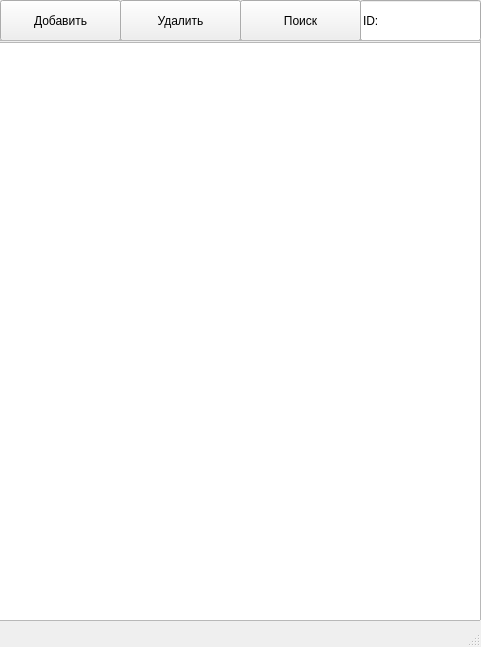
This is main_window_ui3.ui in DelZeiT/Manage_contact as Qt 5 draws it before an edit. The edited form follows.
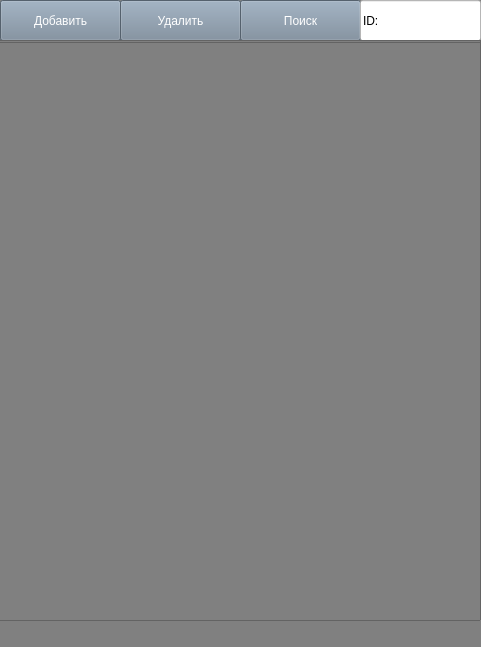
This is the edited form.

Commit message: TIC-001: добавил окно редактирования контакта, изменил цветовую гамму окон.

Patch:
```diff
--- a/main_window_ui3.ui
+++ b/main_window_ui3.ui
@@ -28,6 +28,9 @@
   <property name="windowTitle">
    <string>Менеджер контактов</string>
   </property>
+  <property name="styleSheet">
+   <string notr="true">background-color: gray;</string>
+  </property>
   <widget class="QWidget" name="centralwidget">
    <widget class="QPushButton" name="pushButton">
     <property name="geometry">
@@ -41,6 +44,33 @@
     <property name="palette">
      <palette>
       <active>
+       <colorrole role="WindowText">
+        <brush brushstyle="SolidPattern">
+         <color alpha="255">
+          <red>255</red>
+          <green>255</green>
+          <blue>255</blue>
+         </color>
+        </brush>
+       </colorrole>
+       <colorrole role="Button">
+        <brush brushstyle="SolidPattern">
+         <color alpha="255">
+          <red>119</red>
+          <green>136</green>
+          <blue>153</blue>
+         </color>
+        </brush>
+       </colorrole>
+       <colorrole role="Text">
+        <brush brushstyle="SolidPattern">
+         <color alpha="255">
+          <red>255</red>
+          <green>255</green>
+          <blue>255</blue>
+         </color>
+        </brush>
+       </colorrole>
        <colorrole role="BrightText">
         <brush brushstyle="SolidPattern">
          <color alpha="255">
@@ -50,17 +80,62 @@
          </color>
         </brush>
        </colorrole>
+       <colorrole role="ButtonText">
+        <brush brushstyle="SolidPattern">
+         <color alpha="255">
+          <red>255</red>
+          <green>255</green>
+          <blue>255</blue>
+         </color>
+        </brush>
+       </colorrole>
        <colorrole role="Base">
         <brush brushstyle="SolidPattern">
          <color alpha="255">
-          <red>0</red>
-          <green>0</green>
-          <blue>0</blue>
+          <red>119</red>
+          <green>136</green>
+          <blue>153</blue>
+         </color>
+        </brush>
+       </colorrole>
+       <colorrole role="Window">
+        <brush brushstyle="SolidPattern">
+         <color alpha="255">
+          <red>119</red>
+          <green>136</green>
+          <blue>153</blue>
          </color>
         </brush>
        </colorrole>
       </active>
       <inactive>
+       <colorrole role="WindowText">
+        <brush brushstyle="SolidPattern">
+         <color alpha="255">
+          <red>255</red>
+          <green>255</green>
+          <blue>255</blue>
+         </color>
+        </brush>
+       </colorrole>
+       <colorrole role="Button">
+        <brush brushstyle="SolidPattern">
+         <color alpha="255">
+          <red>119</red>
+          <green>136</green>
+          <blue>153</blue>
+         </color>
+        </brush>
+       </colorrole>
+       <colorrole role="Text">
+        <brush brushstyle="SolidPattern">
+         <color alpha="255">
+          <red>255</red>
+          <green>255</green>
+          <blue>255</blue>
+         </color>
+        </brush>
+       </colorrole>
        <colorrole role="BrightText">
         <brush brushstyle="SolidPattern">
          <color alpha="255">
@@ -70,17 +145,62 @@
          </color>
         </brush>
        </colorrole>
+       <colorrole role="ButtonText">
+        <brush brushstyle="SolidPattern">
+         <color alpha="255">
+          <red>255</red>
+          <green>255</green>
+          <blue>255</blue>
+         </color>
+        </brush>
+       </colorrole>
        <colorrole role="Base">
         <brush brushstyle="SolidPattern">
          <color alpha="255">
-          <red>0</red>
-          <green>0</green>
-          <blue>0</blue>
+          <red>119</red>
+          <green>136</green>
+          <blue>153</blue>
+         </color>
+        </brush>
+       </colorrole>
+       <colorrole role="Window">
+        <brush brushstyle="SolidPattern">
+         <color alpha="255">
+          <red>119</red>
+          <green>136</green>
+          <blue>153</blue>
          </color>
         </brush>
        </colorrole>
       </inactive>
       <disabled>
+       <colorrole role="WindowText">
+        <brush brushstyle="SolidPattern">
+         <color alpha="255">
+          <red>255</red>
+          <green>255</green>
+          <blue>255</blue>
+         </color>
+        </brush>
+       </colorrole>
+       <colorrole role="Button">
+        <brush brushstyle="SolidPattern">
+         <color alpha="255">
+          <red>119</red>
+          <green>136</green>
+          <blue>153</blue>
+         </color>
+        </brush>
+       </colorrole>
+       <colorrole role="Text">
+        <brush brushstyle="SolidPattern">
+         <color alpha="255">
+          <red>255</red>
+          <green>255</green>
+          <blue>255</blue>
+         </color>
+        </brush>
+       </colorrole>
        <colorrole role="BrightText">
         <brush brushstyle="SolidPattern">
          <color alpha="255">
@@ -90,12 +210,30 @@
          </color>
         </brush>
        </colorrole>
+       <colorrole role="ButtonText">
+        <brush brushstyle="SolidPattern">
+         <color alpha="255">
+          <red>255</red>
+          <green>255</green>
+          <blue>255</blue>
+         </color>
+        </brush>
+       </colorrole>
        <colorrole role="Base">
         <brush brushstyle="SolidPattern">
          <color alpha="255">
-          <red>240</red>
-          <green>240</green>
-          <blue>240</blue>
+          <red>119</red>
+          <green>136</green>
+          <blue>153</blue>
+         </color>
+        </brush>
+       </colorrole>
+       <colorrole role="Window">
+        <brush brushstyle="SolidPattern">
+         <color alpha="255">
+          <red>119</red>
+          <green>136</green>
+          <blue>153</blue>
          </color>
         </brush>
        </colorrole>
@@ -103,7 +241,7 @@
      </palette>
     </property>
     <property name="styleSheet">
-     <string notr="true"/>
+     <string notr="true">background-color: #778899; color: white</string>
     </property>
     <property name="text">
      <string>Добавить</string>
@@ -118,6 +256,9 @@
       <height>41</height>
      </rect>
     </property>
+    <property name="styleSheet">
+     <string notr="true">background-color: #778899; color: white</string>
+    </property>
     <property name="text">
      <string>Удалить</string>
     </property>
@@ -134,6 +275,9 @@
     <property name="focusPolicy">
      <enum>Qt::WheelFocus</enum>
     </property>
+    <property name="styleSheet">
+     <string notr="true">background-color: #778899; color: white</string>
+    </property>
     <property name="text">
      <string>Поиск</string>
     </property>
@@ -147,6 +291,9 @@
       <height>41</height>
      </rect>
     </property>
+    <property name="styleSheet">
+     <string notr="true">background-color: white; color: black</string>
+    </property>
     <property name="text">
      <string>ID:</string>
     </property>
```
The commit also changes 5 other files.
